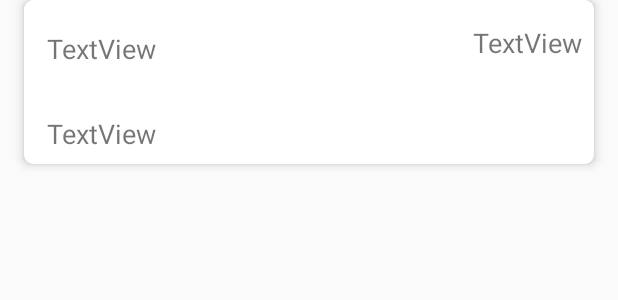
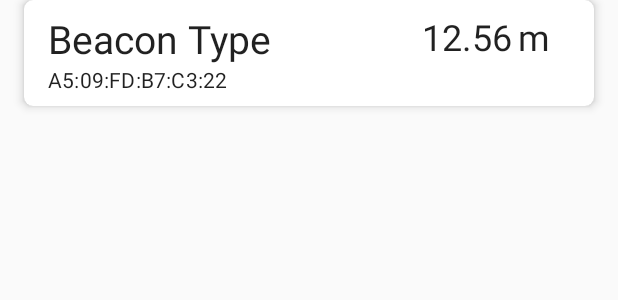
Before and after one commit to AntoninoBonanno/Android-Beacon-Museum, an Android app: the layout item_beacon.xml on its own in the app's theme, with its tools: preview values and no code run, on a phone screen of 412 x 824 dp. Shown: the top 300 px of the screen. Run offline under Robolectric (Android 15) with nearby library versions, the phone set to English and light mode, and no system bars.

Commit message:
Item_beacon migliorato

```diff
--- a/app/src/main/res/layout/item_beacon.xml
+++ b/app/src/main/res/layout/item_beacon.xml
@@ -10,6 +10,9 @@
     android:layout_marginStart="16dp"
     android:layout_marginEnd="16dp"
     android:layout_marginBottom="12dp"
+    android:clickable="true"
+    android:focusable="true"
+    android:foreground="?attr/selectableItemBackground"
     >
     <androidx.constraintlayout.widget.ConstraintLayout
         android:id="@+id/container"
@@ -29,39 +32,54 @@
 
             <TextView
                 android:id="@+id/beacon_type"
-                android:layout_width="wrap_content"
+                android:layout_width="0dp"
                 android:layout_height="wrap_content"
-                android:layout_marginStart="15dp"
-                android:layout_marginTop="20dp"
-                android:text="TextView"
-                android:textSize="18sp"
+                android:layout_marginStart="16dp"
+                android:layout_marginTop="8dp"
+                android:ellipsize="end"
+                android:maxLines="1"
+                android:textAppearance="?attr/textAppearanceHeadline5"
+                android:textSize="26sp"
+                app:layout_constraintEnd_toStartOf="@+id/beacon_distance"
                 app:layout_constraintStart_toStartOf="parent"
-                app:layout_constraintTop_toTopOf="parent" />
+                app:layout_constraintTop_toTopOf="parent"
+                tools:text="Beacon Type"/>
 
             <TextView
                 android:id="@+id/beacon_distance"
                 android:layout_width="wrap_content"
                 android:layout_height="wrap_content"
-                android:layout_marginStart="226dp"
-                android:layout_marginTop="16dp"
-                android:layout_marginEnd="8dp"
-                android:text="TextView"
-                android:textSize="18sp"
+                android:gravity="end"
+                android:textAppearance="?attr/textAppearanceHeadline5"
+                android:textSize="24sp"
+                app:layout_constraintEnd_toStartOf="@+id/distance_unit"
+                app:layout_constraintTop_toTopOf="@+id/beacon_type"
+                tools:text="12.56" />
+
+            <TextView
+                android:id="@+id/distance_unit"
+                android:layout_width="wrap_content"
+                android:layout_height="wrap_content"
+                android:paddingStart="4dp"
+                android:paddingEnd="4dp"
+                android:text="@string/metters_abbreviation"
+                android:textAppearance="@style/TextAppearance.AppCompat.Body1"
+                android:textSize="24sp"
+                app:layout_constraintBaseline_toBaselineOf="@+id/beacon_distance"
                 app:layout_constraintEnd_toEndOf="parent"
-                app:layout_constraintHorizontal_bias="1.0"
-                app:layout_constraintStart_toEndOf="@+id/beacon_type"
-                app:layout_constraintTop_toTopOf="parent" />
+                android:layout_marginEnd="25dp"
+                tools:layout_editor_absoluteX="306dp" />
 
             <TextView
                 android:id="@+id/beacon_address"
                 android:layout_width="wrap_content"
                 android:layout_height="wrap_content"
-                android:layout_marginStart="15dp"
-                android:layout_marginTop="32dp"
-                android:text="TextView"
-                android:textSize="18sp"
+                android:layout_marginStart="16dp"
+                android:textAppearance="?attr/textAppearanceSubtitle1"
+                android:textSize="14sp"
                 app:layout_constraintStart_toStartOf="parent"
-                app:layout_constraintTop_toBottomOf="@+id/beacon_type" />
+                app:layout_constraintTop_toBottomOf="@id/beacon_type"
+                tools:text="A5:09:FD:B7:C3:22" />
         </androidx.constraintlayout.widget.ConstraintLayout>
 
     </androidx.constraintlayout.widget.ConstraintLayout>
```
